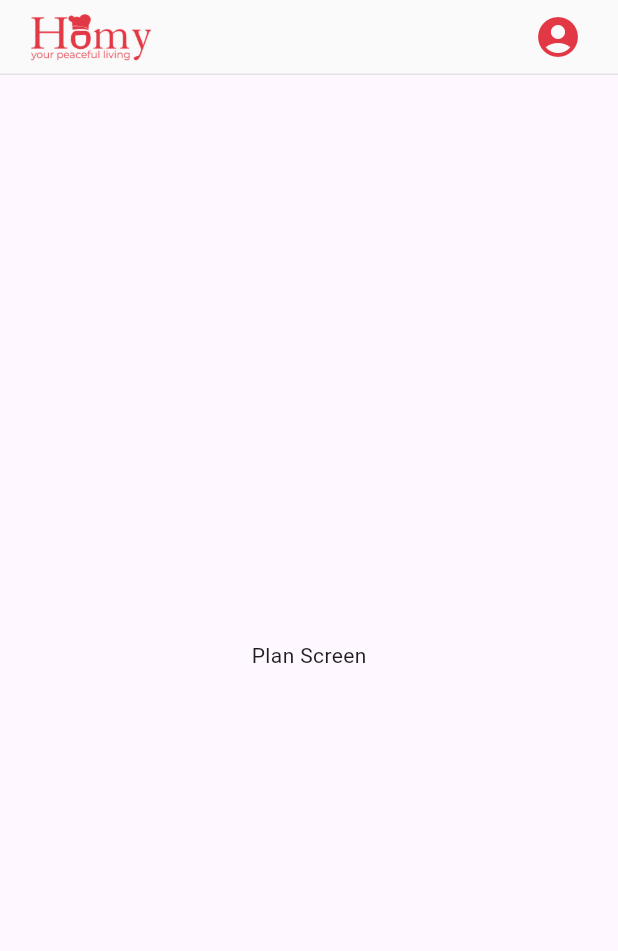
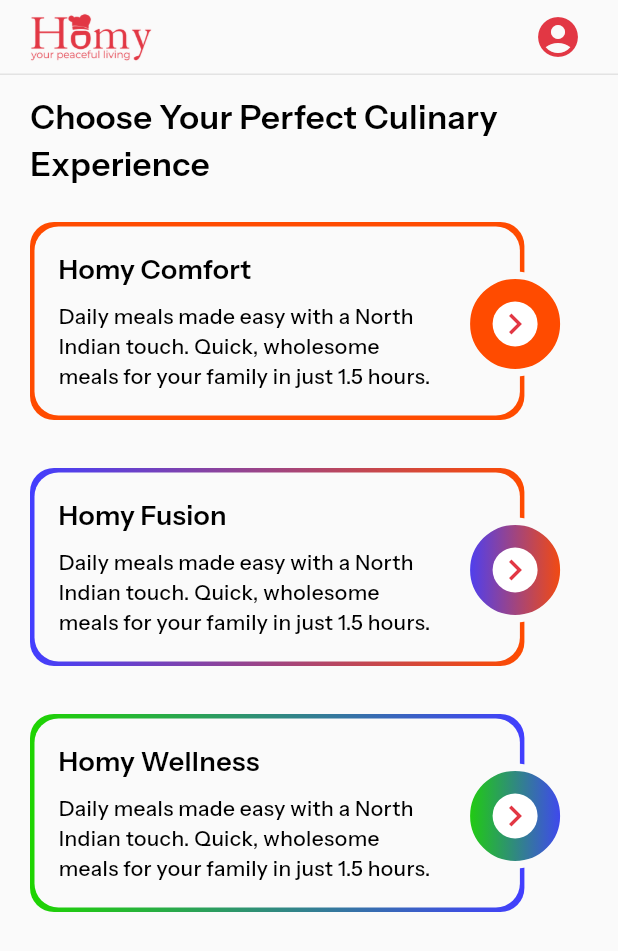
Before and after one commit to Prabhat7930/homy-app, a Flutter app: the PlansScreen screen opened directly, on a phone screen of 412 x 824 dp. Shown: the top 951 px of the screen. Run offline on Flutter 3.47's test engine with Material 3 defaults, Android fonts, the phone set to English and light mode, and no system bars; our stand-ins replace carousel_slider, country_picker, dropdown_button2, email_validator, google_fonts, page_transition and 4 more; missing offline and left inert: radio_group_v2; accounts and stored records are empty.

Commit message:
plan screen ui complete

```diff
--- /dev/null
+++ b/lib/screens/plans/components/plan_component.dart
@@ -0,0 +1,77 @@
+import 'package:flutter/material.dart';
+import 'package:homy/core/theme/color_theme.dart';
+import 'package:homy/utils/arrow_forward_icon_component.dart';
+import 'package:homy/utils/text_component.dart';
+
+Widget planComponentWidget({
+  required double height,
+  required double width,
+  required List<Color> colors,
+  required String title,
+  required String description,
+  required VoidCallback onTap,
+}) {
+  return SizedBox(
+    width: width,
+    child: InkWell(
+      onTap: onTap,
+      child: Stack(
+        children: [
+          Container(
+            width: width * 0.8,
+            decoration: BoxDecoration(
+              borderRadius: BorderRadius.circular(16.0),
+              gradient: LinearGradient(
+                colors: colors,
+                begin: Alignment.centerLeft,
+                end: Alignment.centerRight,
+              ),
+            ),
+            child: Container(
+              margin: const EdgeInsets.all(3.0), // Border width
+              decoration: BoxDecoration(
+                color: scaffoldColor,
+                borderRadius: BorderRadius.circular(16.0),
+              ),
+              alignment: Alignment.centerLeft,
+              padding: const EdgeInsets.only(
+                  top: 16.0, bottom: 16.0, left: 16.0, right: 32.0),
+              child: Column(
+                crossAxisAlignment: CrossAxisAlignment.start,
+                children: [
+                  screenText(title, 18.0, FontWeight.w600, textDarkColor),
+                  const SizedBox(height: 8.0),
+                  screenText(description, 14.0, FontWeight.w500, textDarkColor,
+                      align: TextAlign.start),
+                ],
+              ),
+            ),
+          ),
+          Positioned(
+            top: height * 0.2,
+            left: width * 0.7,
+            child: Stack(
+              alignment: Alignment.center,
+              children: [
+                Container(
+                  height: 70.0,
+                  width: 70.0,
+                  decoration: BoxDecoration(
+                    border: Border.all(color: scaffoldColor, width: 5.0),
+                    borderRadius: BorderRadius.circular(100.0),
+                    gradient: LinearGradient(
+                      colors: colors,
+                      begin: Alignment.centerLeft,
+                      end: Alignment.centerRight,
+                    ),
+                  ),
+                ),
+                arrowForward(height: 30.0, width: 30.0, iconSize: 28.0)
+              ],
+            ),
+          )
+        ],
+      ),
+    ),
+  );
+}
--- a/lib/screens/plans/plans_screen.dart
+++ b/lib/screens/plans/plans_screen.dart
@@ -1,5 +1,8 @@
 import 'package:flutter/material.dart';
+import 'package:homy/core/theme/color_theme.dart';
+import 'package:homy/screens/plans/components/plan_component.dart';
 import 'package:homy/utils/appbar_component.dart';
+import 'package:homy/utils/text_component.dart';
 
 class PlansScreen extends StatefulWidget {
   const PlansScreen({super.key});
@@ -11,11 +14,52 @@ class PlansScreen extends StatefulWidget {
 class _PlansScreenState extends State<PlansScreen> {
   @override
   Widget build(BuildContext context) {
+    final height = MediaQuery.of(context).size.height;
+    final width = MediaQuery.of(context).size.width;
     return Scaffold(
-      appBar: screenAppBar(context, showProfile: true),
-      body: const Center(
-        child: Text("Plan Screen"),
-      ),
-    );
+        backgroundColor: scaffoldColor,
+        appBar: screenAppBar(context, showProfile: true),
+        body: Padding(
+          padding: const EdgeInsets.symmetric(horizontal: 20.0, vertical: 12.0),
+          child: Column(
+            mainAxisAlignment: MainAxisAlignment.start,
+            crossAxisAlignment: CrossAxisAlignment.start,
+            children: [
+              screenText(textAssets[0], 22.0, FontWeight.w600, textDarkColor,
+                  align: TextAlign.start),
+              const SizedBox(height: 24.0),
+              planComponentWidget(
+                  height: height * 0.2,
+                  width: width,
+                  colors: const [Color(0xFFFF4B00), Color(0xFFFF4B00)],
+                  title: "Homy Comfort",
+                  description: textAssets[1],
+                  onTap: () {}),
+              const SizedBox(height: 32.0),
+              planComponentWidget(
+                  height: height * 0.2,
+                  width: width,
+                  colors: const [Color(0xFF423EFF), Color(0xFFFF4B00)],
+                  title: "Homy Fusion",
+                  description: textAssets[1],
+                  onTap: () {}),
+              const SizedBox(height: 32.0),
+              planComponentWidget(
+                  height: height * 0.2,
+                  width: width,
+                  colors: const [Color(0xFF1ED500), Color(0xFF423EFF)],
+                  title: "Homy Wellness",
+                  description: textAssets[1],
+                  onTap: () {}),
+            ],
+          ),
+        ));
   }
+
+  final List<String> textAssets = [
+    "Choose Your Perfect Culinary\nExperience",
+    "Daily meals made easy with a North\nIndian touch. Quick, wholesome\nmeals for your family in just 1.5 hours.",
+    "Service by Expert chefs, from North\nIndian to Continental, enjoy a\nvariety of cuisines with party\noptions included.",
+    "Tailored to your dietary needs, this\npremium plan offers a holistic\nculinary experience with\npersonalized meals and exclusive\nevents."
+  ];
 }
--- a/lib/utils/arrow_forward_icon_component.dart
+++ b/lib/utils/arrow_forward_icon_component.dart
@@ -1,18 +1,19 @@
 import 'package:flutter/material.dart';
 import 'package:homy/core/theme/color_theme.dart';
 
-Widget arrowForward() {
+Widget arrowForward(
+    {double height = 16.0, double width = 16.0, double iconSize = 14.0}) {
   return Container(
-    height: 16.0,
-    width: 16.0,
+    height: height,
+    width: width,
     alignment: Alignment.center,
     decoration: BoxDecoration(
       borderRadius: BorderRadius.circular(100.0),
       color: Colors.white,
     ),
-    child: const Icon(
+    child: Icon(
       Icons.keyboard_arrow_right_sharp,
-      size: 14.0,
+      size: iconSize,
       color: secondaryColor,
     ),
   );
```
Also changed, not shown: lib/screens/plans/components/positioned_component.dart (added).
